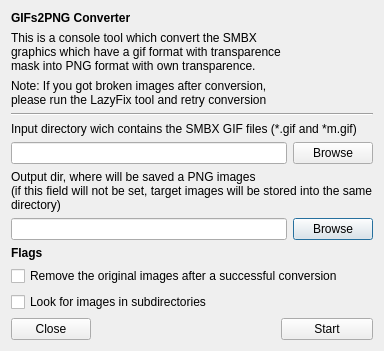
Old version of the form Editor/tools/external_tools/gifs2png_gui.ui in the repository WohlSoft/Moondust-Project.
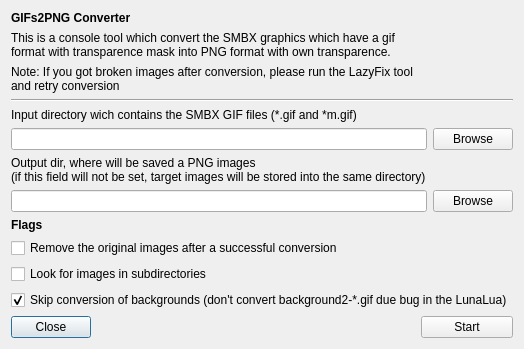
New version of the form. Icons and pictures are not drawn.

What changed in the file:
```diff
--- a/Editor/tools/external_tools/gifs2png_gui.ui
+++ b/Editor/tools/external_tools/gifs2png_gui.ui
@@ -7,7 +7,7 @@
     <x>0</x>
     <y>0</y>
     <width>500</width>
-    <height>372</height>
+    <height>381</height>
    </rect>
   </property>
   <property name="sizePolicy">
@@ -29,21 +29,44 @@
    <iconset resource="../../_resources/editor.qrc">
     <normaloff>:/images/external_tools/cat_gif2png_128.png</normaloff>:/images/external_tools/cat_gif2png_128.png</iconset>
   </property>
-  <layout class="QGridLayout" name="gridLayout" rowstretch="0,0,10,0,0,0,0,0,0,0,0,0">
+  <layout class="QGridLayout" name="gridLayout" rowstretch="0,0,10,0,0,0,0,0,0,0,0,0,0">
    <property name="sizeConstraint">
     <enum>QLayout::SetFixedSize</enum>
    </property>
-   <item row="0" column="0" colspan="3">
-    <widget class="QLabel" name="label_2">
-     <property name="font">
-      <font>
-       <weight>75</weight>
-       <italic>false</italic>
-       <bold>true</bold>
-      </font>
+   <item row="2" column="0" colspan="3">
+    <widget class="QLabel" name="label_7">
+     <property name="text">
+      <string>Note: If you got broken images after conversion, please run the LazyFix tool and retry conversion</string>
      </property>
+     <property name="alignment">
+      <set>Qt::AlignLeading|Qt::AlignLeft|Qt::AlignTop</set>
+     </property>
+     <property name="wordWrap">
+      <bool>true</bool>
+     </property>
+    </widget>
+   </item>
+   <item row="12" column="0">
+    <widget class="QPushButton" name="close">
      <property name="text">
-      <string notr="true">GIFs2PNG Converter</string>
+      <string>Close</string>
+     </property>
+    </widget>
+   </item>
+   <item row="4" column="0" colspan="5">
+    <widget class="QLabel" name="label_4">
+     <property name="text">
+      <string>Input directory wich contains the SMBX GIF files (*.gif and *m.gif)</string>
+     </property>
+     <property name="alignment">
+      <set>Qt::AlignBottom|Qt::AlignLeading|Qt::AlignLeft</set>
+     </property>
+    </widget>
+   </item>
+   <item row="10" column="0" colspan="5">
+    <widget class="QCheckBox" name="WalkSubDirs">
+     <property name="text">
+      <string>Look for images in subdirectories</string>
      </property>
     </widget>
    </item>
@@ -67,72 +90,12 @@
      </property>
     </widget>
    </item>
-   <item row="3" column="0" colspan="5">
-    <widget class="Line" name="line">
-     <property name="orientation">
-      <enum>Qt::Horizontal</enum>
-     </property>
-    </widget>
-   </item>
-   <item row="6" column="0" colspan="5">
-    <widget class="QLabel" name="label_5">
-     <property name="text">
-      <string>Output dir, where will be saved a PNG images
-(if this field will not be set, target images will be stored into the same directory)</string>
-     </property>
-     <property name="alignment">
-      <set>Qt::AlignBottom|Qt::AlignLeading|Qt::AlignLeft</set>
-     </property>
-     <property name="wordWrap">
-      <bool>true</bool>
-     </property>
-    </widget>
-   </item>
-   <item row="11" column="2" colspan="3">
-    <widget class="QPushButton" name="startTool">
-     <property name="text">
-      <string>Start</string>
-     </property>
-    </widget>
-   </item>
-   <item row="10" column="0" colspan="5">
-    <widget class="QCheckBox" name="WalkSubDirs">
-     <property name="text">
-      <string>Look for images in subdirectories</string>
-     </property>
-    </widget>
+   <item row="5" column="0" colspan="4">
+    <widget class="QLineEdit" name="inputDir"/>
    </item>
    <item row="7" column="0" colspan="4">
     <widget class="QLineEdit" name="outputDir"/>
    </item>
-   <item row="11" column="0">
-    <widget class="QPushButton" name="close">
-     <property name="text">
-      <string>Close</string>
-     </property>
-    </widget>
-   </item>
-   <item row="8" column="0" colspan="5">
-    <widget class="QLabel" name="label_6">
-     <property name="font">
-      <font>
-       <weight>75</weight>
-       <italic>false</italic>
-       <bold>true</bold>
-      </font>
-     </property>
-     <property name="text">
-      <string>Flags</string>
-     </property>
-    </widget>
-   </item>
-   <item row="5" column="4">
-    <widget class="QPushButton" name="BrowseInput">
-     <property name="text">
-      <string>Browse</string>
-     </property>
-    </widget>
-   </item>
    <item row="0" column="3" rowspan="3" colspan="2">
     <widget class="QLabel" name="label">
      <property name="text">
@@ -146,40 +109,21 @@
      </property>
     </widget>
    </item>
-   <item row="2" column="0" colspan="3">
-    <widget class="QLabel" name="label_7">
-     <property name="text">
-      <string>Note: If you got broken images after conversion, please run the LazyFix tool and retry conversion</string>
+   <item row="0" column="0" colspan="3">
+    <widget class="QLabel" name="label_2">
+     <property name="font">
+      <font>
+       <weight>75</weight>
+       <italic>false</italic>
+       <bold>true</bold>
+      </font>
      </property>
-     <property name="alignment">
-      <set>Qt::AlignLeading|Qt::AlignLeft|Qt::AlignTop</set>
-     </property>
-     <property name="wordWrap">
-      <bool>true</bool>
-     </property>
-    </widget>
-   </item>
-   <item row="5" column="0" colspan="4">
-    <widget class="QLineEdit" name="inputDir"/>
-   </item>
-   <item row="4" column="0" colspan="5">
-    <widget class="QLabel" name="label_4">
      <property name="text">
-      <string>Input directory wich contains the SMBX GIF files (*.gif and *m.gif)</string>
+      <string notr="true">GIFs2PNG Converter</string>
      </property>
-     <property name="alignment">
-      <set>Qt::AlignBottom|Qt::AlignLeading|Qt::AlignLeft</set>
-     </property>
     </widget>
    </item>
-   <item row="9" column="0" colspan="5">
-    <widget class="QCheckBox" name="RemoveSource">
-     <property name="text">
-      <string>Remove the original images after a successful conversion</string>
-     </property>
-    </widget>
-   </item>
-   <item row="11" column="1">
+   <item row="12" column="1">
     <spacer name="horizontalSpacer">
      <property name="orientation">
       <enum>Qt::Horizontal</enum>
@@ -192,6 +136,72 @@
      </property>
     </spacer>
    </item>
+   <item row="5" column="4">
+    <widget class="QPushButton" name="BrowseInput">
+     <property name="text">
+      <string>Browse</string>
+     </property>
+    </widget>
+   </item>
+   <item row="8" column="0" colspan="5">
+    <widget class="QLabel" name="label_6">
+     <property name="font">
+      <font>
+       <weight>75</weight>
+       <italic>false</italic>
+       <bold>true</bold>
+      </font>
+     </property>
+     <property name="text">
+      <string>Flags</string>
+     </property>
+    </widget>
+   </item>
+   <item row="6" column="0" colspan="5">
+    <widget class="QLabel" name="label_5">
+     <property name="text">
+      <string>Output dir, where will be saved a PNG images
+(if this field will not be set, target images will be stored into the same directory)</string>
+     </property>
+     <property name="alignment">
+      <set>Qt::AlignBottom|Qt::AlignLeading|Qt::AlignLeft</set>
+     </property>
+     <property name="wordWrap">
+      <bool>true</bool>
+     </property>
+    </widget>
+   </item>
+   <item row="12" column="2" colspan="3">
+    <widget class="QPushButton" name="startTool">
+     <property name="text">
+      <string>Start</string>
+     </property>
+    </widget>
+   </item>
+   <item row="3" column="0" colspan="5">
+    <widget class="Line" name="line">
+     <property name="orientation">
+      <enum>Qt::Horizontal</enum>
+     </property>
+    </widget>
+   </item>
+   <item row="9" column="0" colspan="5">
+    <widget class="QCheckBox" name="RemoveSource">
+     <property name="text">
+      <string>Remove the original images after a successful conversion</string>
+     </property>
+    </widget>
+   </item>
+   <item row="11" column="0" colspan="5">
+    <widget class="QCheckBox" name="SkipBackgrounds">
+     <property name="text">
+      <string>Skip conversion of backgrounds (don't convert background2-*.gif due bug in the LunaLua)</string>
+     </property>
+     <property name="checked">
+      <bool>true</bool>
+     </property>
+    </widget>
+   </item>
   </layout>
  </widget>
  <resources>
```
